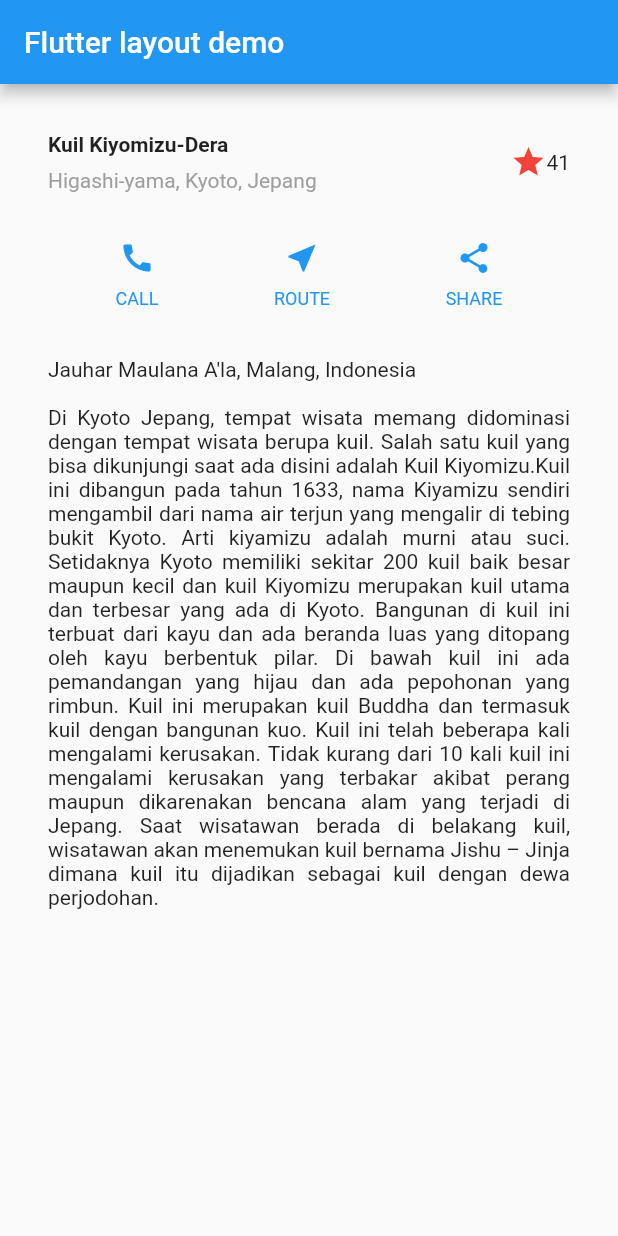
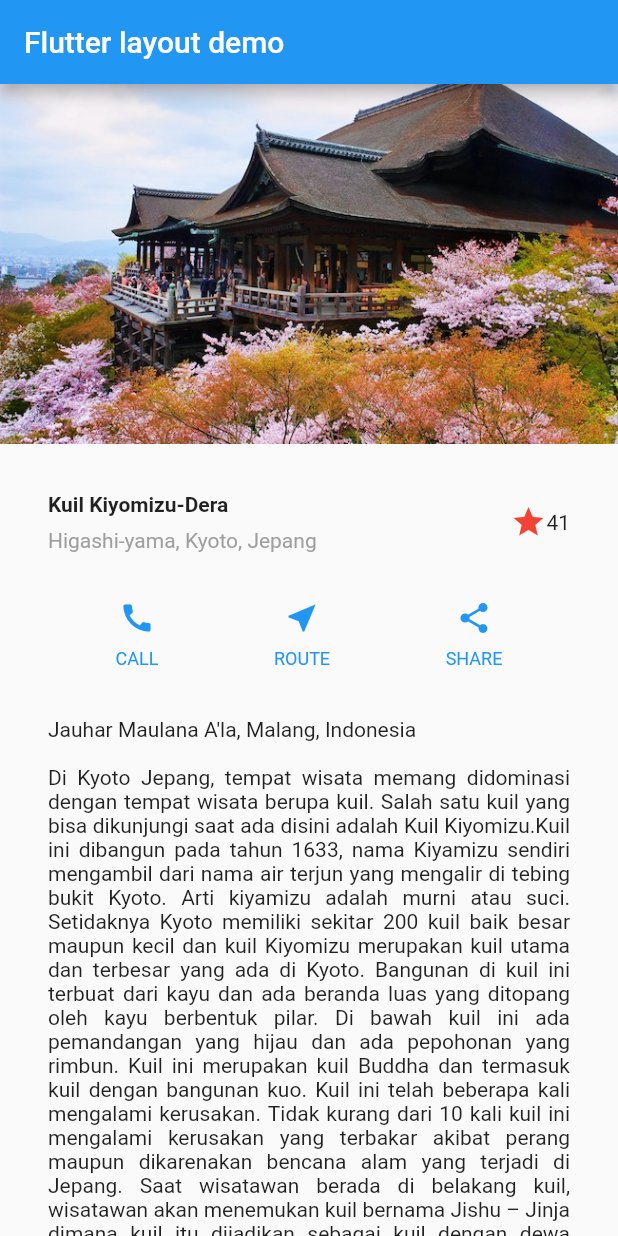
Before and after one commit to MaulanaJauhar/Pemrograman-Mobile, a Flutter app: the screen it shows after launch, on a phone screen of 412 x 824 dp. Run offline on Flutter 3.47's test engine with Material 2 defaults, Android fonts, the phone set to English and light mode, and no system bars.

Commit message:
Minggu 7

```diff
--- a/Mobile/flutter_layout_1/lib/main.dart
+++ b/Mobile/flutter_layout_1/lib/main.dart
@@ -73,11 +73,11 @@ class MyApp extends StatelessWidget {
         ),
         body: ListView(
           children: [
-              // Image.asset(
-              //   'images/kuil-kiyomizu.jpg',
-              // width: 600,
-              // height: 240,
-              // fit: BoxFit.cover,),
+              Image.asset(
+                'images/kuil-kiyomizu.jpg',
+              width: 600,
+              height: 240,
+              fit: BoxFit.cover,),
             titleSection,
             buttonSection,
             textSection,
```
